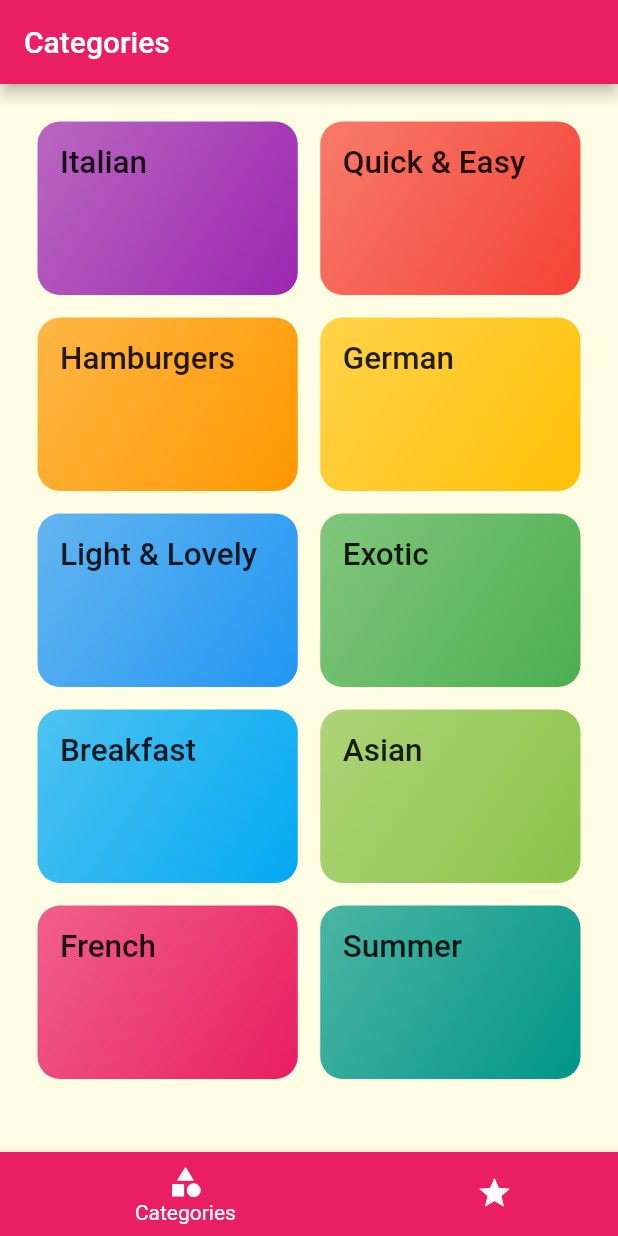
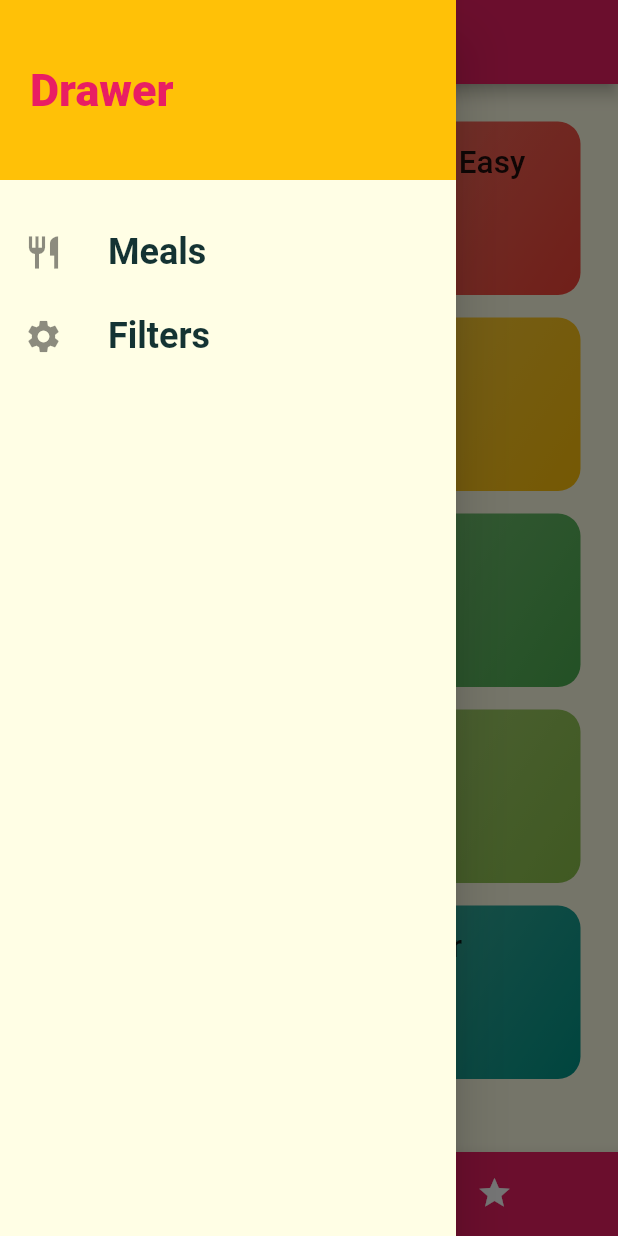
Before and after one commit to mehmetyilmaz001/flutter_meal_app_workout, a Flutter app: the screen it shows after launch, with the side drawer open (before the commit the screen has no drawer), on a phone screen of 412 x 824 dp. Run offline on Flutter 3.47's test engine with Material 2 defaults, Android fonts, the phone set to English and light mode, and no system bars.

Commit message:
Adding Drawer

```diff
--- a/lib/main.dart
+++ b/lib/main.dart
@@ -1,4 +1,5 @@
 import 'package:flutter/material.dart';
+import './screens/filters_screens.dart';
 import './screens/tabs_screen.dart';
 import './screens/meal_detail_screen.dart';
 import './screens/category_meals_screen.dart';
@@ -24,6 +25,7 @@ class MyApp extends StatelessWidget {
         '/': (ctx) => TabsScreen(),
         CategoryMealsScreen.routeName: (ctx) => CategoryMealsScreen(),
         MealDetailScreen.routeName: (ctx) => MealDetailScreen(),
+        FiltersScreen.routeName: (ctx) => FiltersScreen(),
       },
       onGenerateRoute: (settings) {
         print(settings.arguments);
--- /dev/null
+++ b/lib/screens/filters_screens.dart
@@ -0,0 +1,14 @@
+import 'package:flutter/material.dart';
+
+class FiltersScreen extends StatelessWidget {
+  static const routeName = 'filters-screen';
+  @override
+  Widget build(BuildContext context) {
+    return Scaffold(
+      appBar: AppBar(title: Text('Filters'),),
+          body: Container(
+        child: Text('Filters'),
+      ),
+    );
+  }
+}
--- a/lib/screens/tabs_screen.dart
+++ b/lib/screens/tabs_screen.dart
@@ -1,4 +1,5 @@
 import 'package:flutter/material.dart';
+import '../widgets/main_drawer.dart';
 import './favorites_screen.dart';
 import './categories_screen.dart';
 
@@ -23,6 +24,7 @@ class TabsScreen_State extends State<TabsScreen> {
   Widget build(BuildContext context) {
     return Scaffold(
       appBar: AppBar(title: Text(_screens[_selectedScreenIndex]['title']),),
+      drawer: MainDrawer(),
       body: _screens[_selectedScreenIndex]['screen'],
       bottomNavigationBar: BottomNavigationBar(
         onTap: _selectScreen,
--- /dev/null
+++ b/lib/widgets/main_drawer.dart
@@ -0,0 +1,51 @@
+import 'package:flutter/material.dart';
+import '../screens/filters_screens.dart';
+
+class MainDrawer extends StatelessWidget {
+  Widget _buildListTile(String title, IconData icon, Function tabHandler) {
+    return ListTile(
+        leading: Icon(
+          icon,
+          size: 26,
+        ),
+        title: Text(
+          title,
+          style: TextStyle(fontSize: 24, fontWeight: FontWeight.bold),
+        ),
+        onTap: tabHandler);
+  }
+
+  @override
+  Widget build(BuildContext context) {
+    return Drawer(
+      child: Column(
+        children: <Widget>[
+          Container(
+            height: 120,
+            width: double.infinity,
+            padding: EdgeInsets.all(20),
+            alignment: Alignment.centerLeft,
+            color: Theme.of(context).accentColor,
+            child: Text(
+              'Drawer',
+              style: TextStyle(
+                  fontWeight: FontWeight.w900,
+                  fontSize: 30,
+                  color: Theme.of(context).primaryColor),
+            ),
+          ),
+          SizedBox(
+            height: 20,
+          ),
+          _buildListTile('Meals', Icons.restaurant, (){
+            Navigator.of(context).pushNamed('/');
+          }),
+          _buildListTile('Filters', Icons.settings, () {
+            Navigator.of(context).pushNamed(FiltersScreen.routeName);
+          }),
+
+        ],
+      ),
+    );
+  }
+}
```
